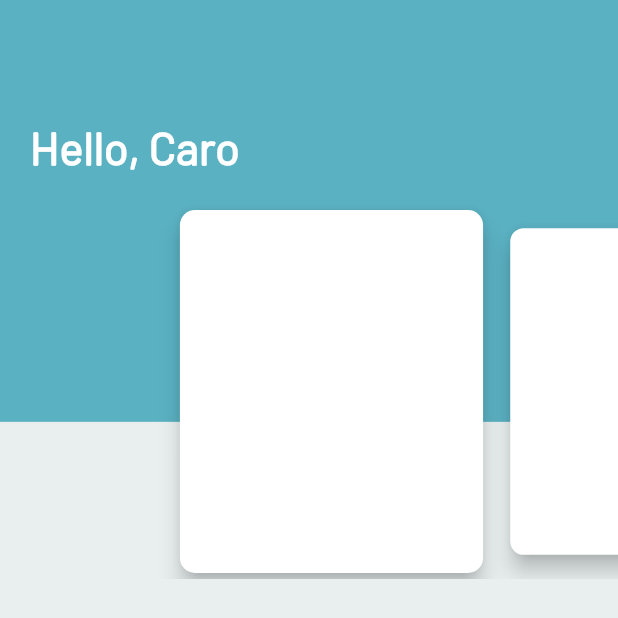
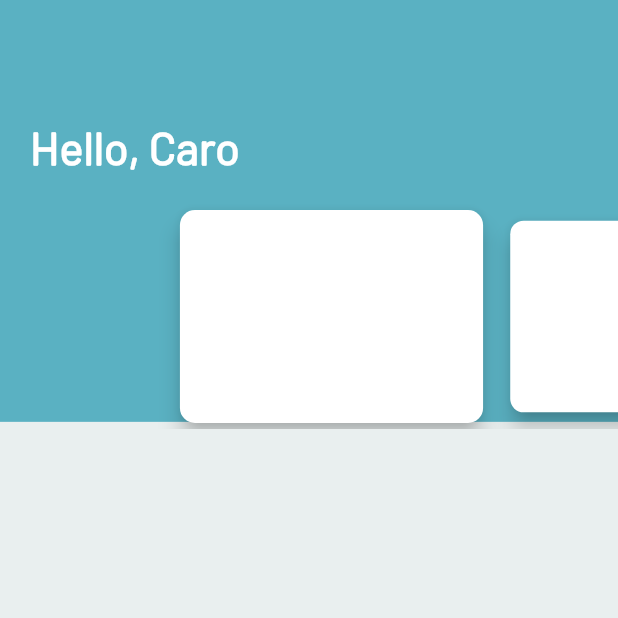
Before and after one commit to CaroMen/Tasker, a Flutter app: the screen it shows once a user with an empty profile is signed in, on a phone screen of 412 x 824 dp. Shown: the top 618 px of the screen. Run offline on Flutter 3.47's test engine with Material 2 defaults, Android fonts, the phone set to English and light mode, and no system bars; our stand-ins replace cloud_firestore, firebase_auth; accounts and stored records are empty.

Commit message:
container changes

```diff
--- a/lib/screens/dashboard.dart
+++ b/lib/screens/dashboard.dart
@@ -49,7 +49,7 @@ class _DashboardScreenState extends State<DashboardScreen> {
               child: Column(
                 children: [
                   SizedBox(
-                    height: 250,
+                    height: 150,
                     width: 400,
                     child: PageView.builder(
                       itemCount: 5,
```
